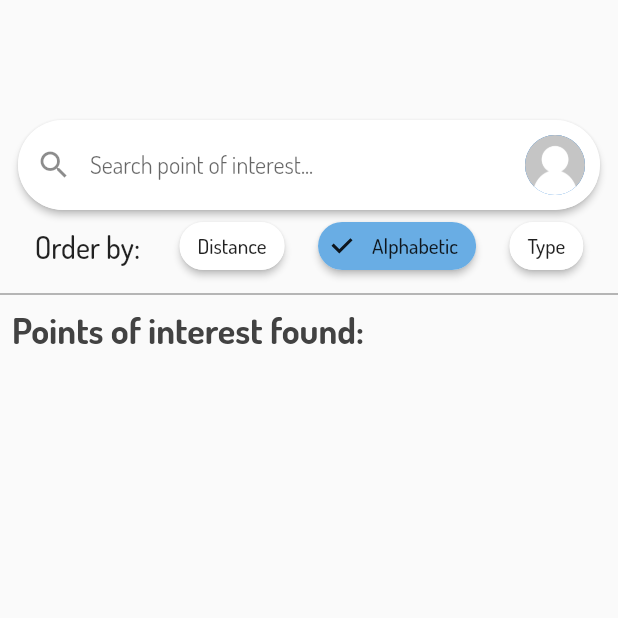
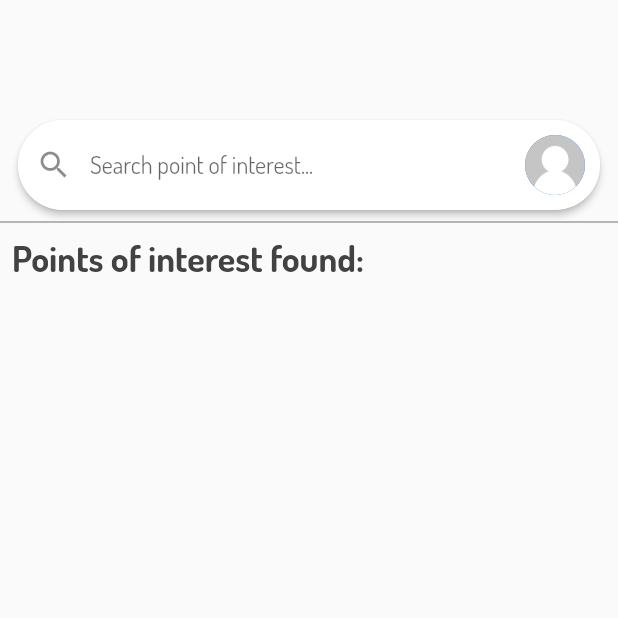
Before and after one commit to emcee3/SalleMaps, a Flutter app: the ListScreen screen opened directly, on a phone screen of 412 x 824 dp, the top half of it. Run offline on Flutter 3.47's test engine with Material 2 defaults, Android fonts, the phone set to English and light mode, and no system bars; our stand-ins replace firebase_auth, firebase_core, flutter_colorpicker, google_maps_flutter, google_sign_in, location; accounts and stored records are empty; network calls fail.

Commit message:
Removed unused Order options

```diff
--- a/lib/views/list_screen.dart
+++ b/lib/views/list_screen.dart
@@ -24,7 +24,7 @@ class _ListScreen extends State<ListScreen> {
         mainAxisAlignment: MainAxisAlignment.start,
         crossAxisAlignment: CrossAxisAlignment.start,
         children: [
-          HomeInputSearch(showOrderOptions: true),
+          HomeInputSearch(),
           Divider(color: Colors.grey, thickness: 1),
           Padding(
             padding: const EdgeInsets.only(left: 8.0),
--- a/lib/views/map_screen.dart
+++ b/lib/views/map_screen.dart
@@ -55,7 +55,7 @@ class _MapScreen extends State<MapScreen> {
               googleMapsController.complete(controller);
             },
           ),
-          HomeInputSearch(showOrderOptions: false),
+          HomeInputSearch(),
         ],
       ),
       floatingActionButton: _buildFABs(poiListViewModel),
--- a/lib/widgets/home_input_search.dart
+++ b/lib/widgets/home_input_search.dart
@@ -4,9 +4,8 @@ import 'package:salle_maps/view_models/poi_list_view_model.dart';
 import 'package:salle_maps/views/poi_search.dart';
 
 class HomeInputSearch extends StatefulWidget {
-  final bool showOrderOptions;
+  HomeInputSearch({Key key}) : super(key: key);
 
-  HomeInputSearch({Key key, @required this.showOrderOptions}) : super(key: key);
   @override
   _HomeInputSearch createState() => new _HomeInputSearch();
 }
@@ -59,48 +58,8 @@ class _HomeInputSearch extends State<HomeInputSearch> {
               ),
             ],
           ),
-          if (widget.showOrderOptions) _buildOrderOptions(),
         ],
       ),
-    );
-  }
-
-  Widget _buildOrderOptions() {
-    return Row(
-      mainAxisAlignment: MainAxisAlignment.spaceAround,
-      children: [
-        Text(
-          'Order by: ',
-          style: TextStyle(
-            fontSize: 20,
-            fontWeight: FontWeight.w500,
-          ),
-        ),
-        FilterChip(
-          label: Text('Distance'),
-          selected: false,
-          onSelected: (bool selected) {},
-          backgroundColor: Colors.white,
-          selectedColor: Color(0xFF69ade4),
-          elevation: 2.0,
-        ),
-        FilterChip(
-          label: Text('Alphabetic'),
-          selected: true,
-          onSelected: (bool selected) {},
-          backgroundColor: Colors.white,
-          selectedColor: Color(0xFF69ade4),
-          elevation: 2.0,
-        ),
-        FilterChip(
-          label: Text('Type'),
-          selected: false,
-          onSelected: (bool selected) {},
-          backgroundColor: Colors.white,
-          selectedColor: Color(0xFF69ade4),
-          elevation: 2.0,
-        ),
-      ],
     );
   }
 }
```
